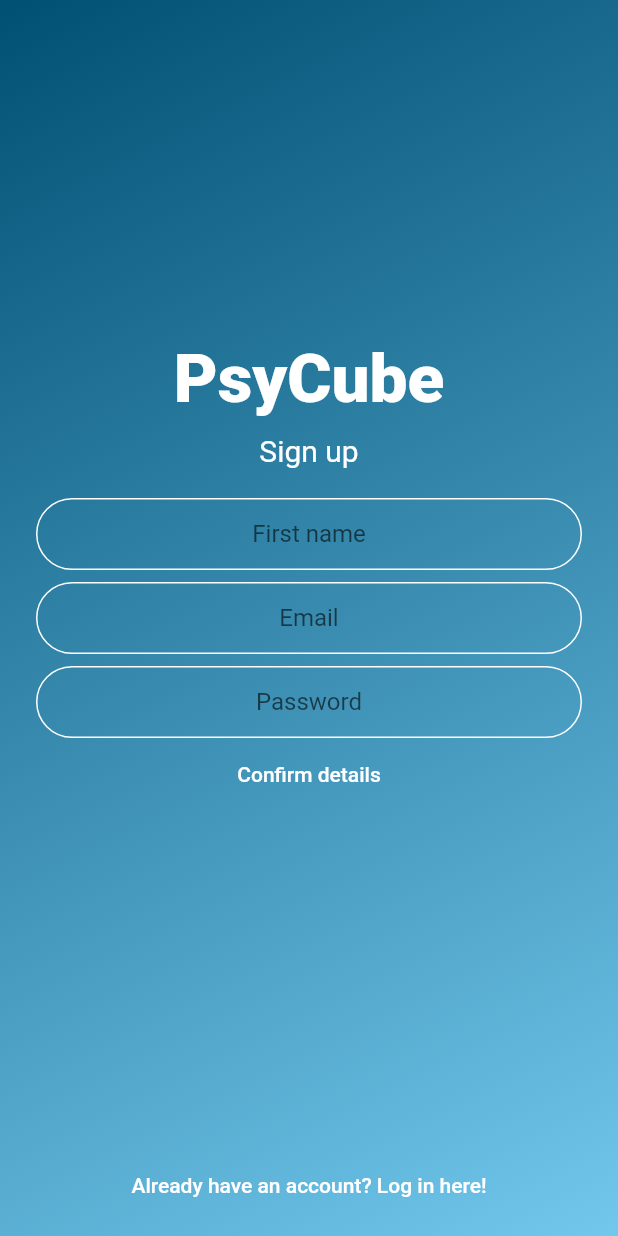
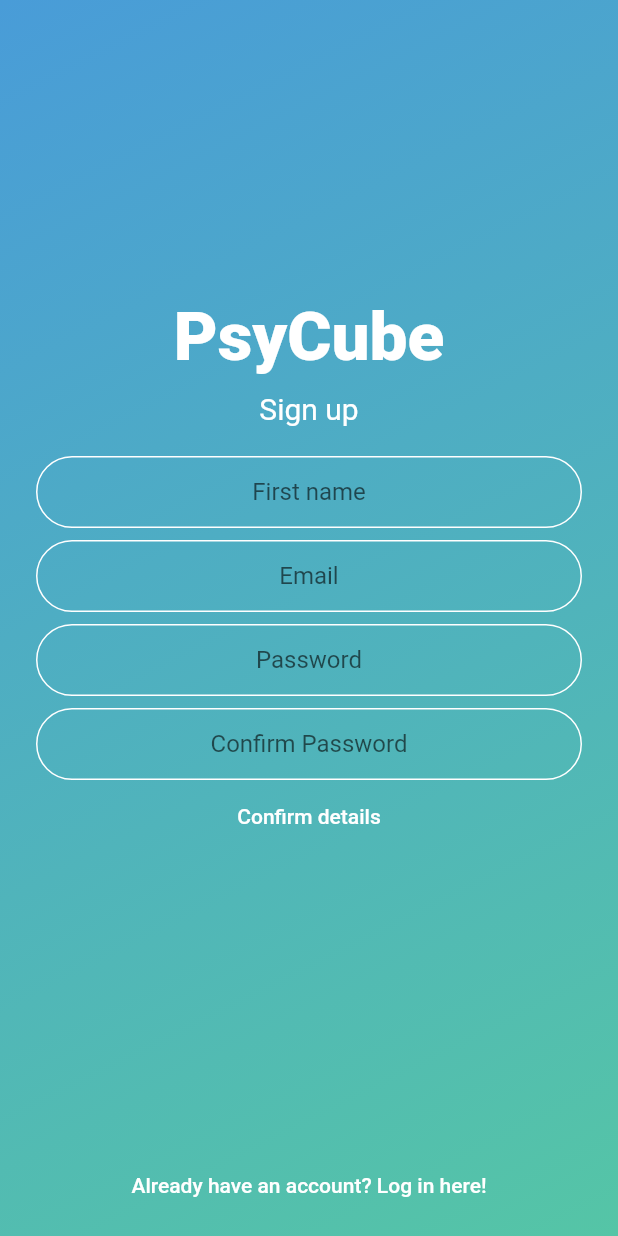
Before and after one commit to Leeds-Beckett-Therapy-Bot-Group/psycube-flutter-application, a Flutter app: the screen it shows after launch, after a tap on "Sign Up", on a phone screen of 412 x 824 dp. Run offline on Flutter 3.47's test engine with Material 2 defaults, Android fonts, the phone set to English and light mode, and no system bars; our stand-ins replace animated_text_kit, audioplayers, bubble, charts_flutter, firebase_auth, firebase_database and 4 more; missing offline and left inert: flutter_dialogflow; accounts and stored records are empty; project files that could hold a hidden picture were left out.

Commit message:
new backgrounds and login update

```diff
--- a/lib/main.dart
+++ b/lib/main.dart
@@ -1,5 +1,6 @@
 import 'package:flutter/material.dart';
 import 'package:therapyapp/screens/about_page.dart';
+import 'package:therapyapp/screens/changepassword_page.dart';
 import 'package:therapyapp/screens/chat_page.dart';
 import 'package:therapyapp/screens/login_page.dart';
 import 'package:therapyapp/screens/signup_page.dart';
@@ -51,6 +52,7 @@ class Psycube extends StatelessWidget {
             '/AboutPage': (context) => AboutPage(),
             '/SignUpPage': (context) => SignUpPage(),
             '/LoginPage': (context) => LoginPage(),
+            '/ChangePasswordPage': (context) => ChangePasswordPage(),
           },
           home: LoginPage(),
       ),
--- a/lib/screens/chat_page.dart
+++ b/lib/screens/chat_page.dart
@@ -52,7 +52,7 @@ class _ChatBotState extends State<ChatBot> {
             gradient: LinearGradient(
                 begin: Alignment.topLeft,
                 end: Alignment.bottomRight,
-                colors: [Color(0xFF005073), Color(0xFF71c7ec)])
+                colors: [Color(0xFF499CD8), Color(0xFF55C5A6)])
         ),
         child: Column(
           crossAxisAlignment: CrossAxisAlignment.center,
--- a/lib/screens/login_page.dart
+++ b/lib/screens/login_page.dart
@@ -5,6 +5,7 @@ import 'package:therapyapp/constants.dart';
 import 'package:therapyapp/components/login_button.dart';
 import 'package:firebase_auth/firebase_auth.dart';
 import 'package:therapyapp/user/login_model.dart';
+import 'package:getflutter/getflutter.dart';
 
 class LoginPage extends StatefulWidget {
   @override
@@ -57,7 +58,7 @@ class _LoginPageState extends State<LoginPage> {
       if (result.user != null) {
         //calls the populate user method from login model to apply user information across state
         loginModel.populateUser(result.user);
-        Navigator.pushNamed(context, '/ProfilePage');
+        Navigator.pushReplacementNamed(context, '/ProfilePage');
       } else {
         throw FlutterError("User provided was null");
       }
@@ -65,7 +66,6 @@ class _LoginPageState extends State<LoginPage> {
       print(e);
     }
   }
-
   @override
   Widget build(BuildContext context) {
     return Scaffold(
@@ -74,7 +74,7 @@ class _LoginPageState extends State<LoginPage> {
         gradient: LinearGradient(
             begin: Alignment.topLeft,
             end: Alignment.bottomRight,
-            colors: [Color(0xFF005073), Color(0xFF71c7ec)]),
+            colors: [Color(0xFF499CD8), Color(0xFF55C5A6)]),
       ),
       child: Padding(
         padding: EdgeInsets.symmetric(horizontal: 24.0),
--- a/lib/screens/settings_page.dart
+++ b/lib/screens/settings_page.dart
@@ -30,7 +30,7 @@ class _SettingsPageState extends State<SettingsPage> {
           gradient: LinearGradient(
               begin: Alignment.topLeft,
               end: Alignment.bottomRight,
-              colors: [Color(0xFF005073), Color(0xFF71c7ec)]),
+              colors: [Color(0xFF499CD8), Color(0xFF55C5A6)]),
         ),
         child: Column(
           children: <Widget>[
@@ -43,7 +43,7 @@ class _SettingsPageState extends State<SettingsPage> {
                 //remove the user information from state
                 Provider.of<LoginModel>(context, listen: false).removeUser();
                 _auth.signOut();
-                Navigator.pushNamed(context, '/LoginPage');
+                Navigator.pushReplacementNamed(context, '/LoginPage');
               },
             ),
           ],
--- a/lib/screens/signup_page.dart
+++ b/lib/screens/signup_page.dart
@@ -3,6 +3,8 @@ import 'package:therapyapp/constants.dart';
 import 'package:therapyapp/components/login_button.dart';
 import 'package:animated_text_kit/animated_text_kit.dart';
 import 'package:firebase_auth/firebase_auth.dart';
+import 'package:provider/provider.dart';
+import 'package:therapyapp/user/login_model.dart';
 
 class SignUpPage extends StatefulWidget {
   @override
@@ -13,7 +15,14 @@ class _SignUpPageState extends State<SignUpPage> {
   final _auth = FirebaseAuth.instance;
   String email;
   String password;
+  String confirmPassword;
   String displayName;
+
+  @override
+  void initState() {
+    // TODO: implement initState
+    super.initState();
+  }
 
   @override
   Widget build(BuildContext context) {
@@ -23,7 +32,7 @@ class _SignUpPageState extends State<SignUpPage> {
         gradient: LinearGradient(
           begin: Alignment.topLeft,
           end: Alignment.bottomRight,
-          colors: [Color(0xFF005073), Color(0xFF71c7ec)],
+          colors: [Color(0xFF499CD8), Color(0xFF55C5A6)],
         ),
       ),
       child: Padding(
@@ -91,28 +100,58 @@ class _SignUpPageState extends State<SignUpPage> {
                       decoration:
                           kInputDecoration.copyWith(hintText: 'Password'),
                     ),
+                    SizedBox(
+                      height: 8.0,
+                    ),
+                    TextField(
+                      obscureText: true,
+                      textAlign: TextAlign.center,
+                      onChanged: (value) {
+                        confirmPassword = value;
+                      },
+                      decoration:
+                      kInputDecoration.copyWith(hintText: 'Confirm Password'),
+                    ),
                     LoginButton(
                       text: 'Confirm details',
 
                       //create the user using variables from the textboxes (email password and display name String vars)
                       onPressed: () async {
                         try {
-                          final newUser =
-                              await _auth.createUserWithEmailAndPassword(
-                                  email: email, password: password);
+                          var loginModel = Provider.of<LoginModel>(context, listen: false);
+                          final newUser = await _auth.createUserWithEmailAndPassword(
+                              email: email, password: password);
+
                           FirebaseUser user = await _auth.currentUser();
-                          print(user);
                           UserUpdateInfo updateInfo = UserUpdateInfo();
                           updateInfo.displayName = displayName;
                           user.updateProfile(updateInfo);
-                          print('USERNAME IS: ${user.displayName}');
+
                           if (newUser != null) {
-                            Navigator.pushNamed(context, '/ProfilePage');
+                            loginModel.populateUser(newUser.user);
+                            Navigator.pushReplacementNamed(context, '/ProfilePage');
                           }
-                        } catch (e) {
+                        } catch(e) {
                           print(e);
                         }
-                      },
+                      }
+//                        try {
+//                          final newUser =
+//                              await _auth.createUserWithEmailAndPassword(
+//                                  email: email, password: password);
+//
+//                          FirebaseUser user = await _auth.currentUser();
+//                          UserUpdateInfo updateInfo = UserUpdateInfo();
+//                          updateInfo.displayName = displayName;
+//                          user.updateProfile(updateInfo);
+//                          if (newUser != null) {
+//
+//                            Navigator.pushReplacementNamed(context, '/ProfilePage');
+//                          }
+//                        } catch (e) {
+//                          print(e);
+//                        }
+//                      },
                     ),
                   ],
                 ),
--- a/pubspec.yaml
+++ b/pubspec.yaml
@@ -24,6 +24,7 @@ dependencies:
   charts_flutter: ^0.9.0
   provider: ^4.1.2
   audioplayers: ^0.14.2
+  getflutter: ^1.0.11
 
 dev_dependencies:
   flutter_test:
```
Also changed, not shown: lib/screens/changepassword_page.dart (added, +13 -0 lines), lib/screens/home_page.dart (+12 -11 lines), lib/screens/profile_page.dart (+16 -3 lines), pubspec.lock.
